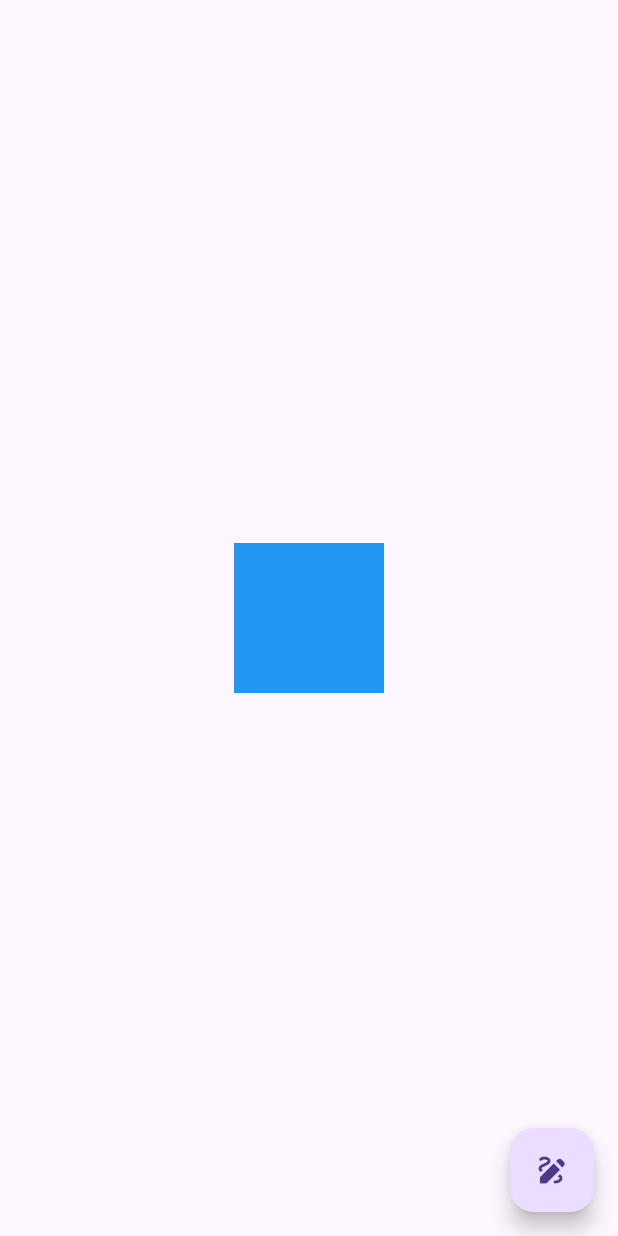
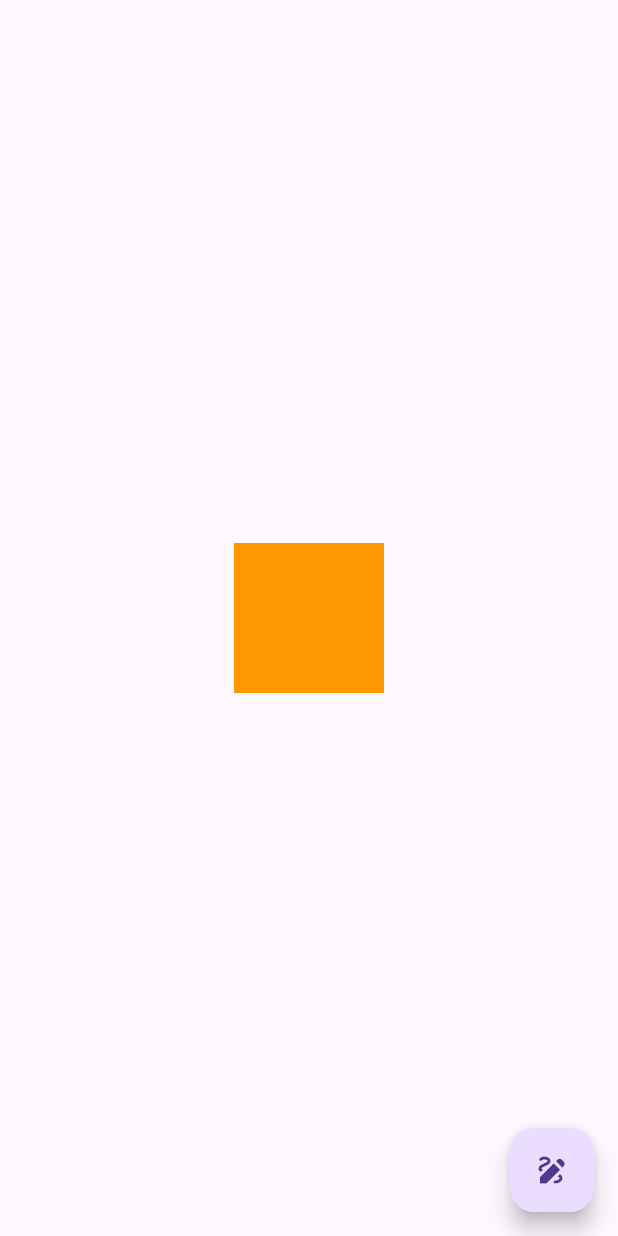
Before and after one commit to ESGI-5AL2/5AL2_2024_2025, a Flutter app: the screen it shows after launch, after a tap on the "draw" icon, on a phone screen of 412 x 824 dp. Run offline on Flutter 3.47's test engine with Material 3 defaults, Android fonts, the light colour scheme and no system bars.

Commit message:
Add exercise b correction

```diff
--- a/lib/exercises/exercise_b.dart
+++ b/lib/exercises/exercise_b.dart
@@ -1,32 +1,52 @@
 import 'package:flutter/material.dart';
 
-class ExerciseB extends StatelessWidget {
+class ExerciseB extends StatefulWidget {
   const ExerciseB({super.key});
+
+  @override
+  State<ExerciseB> createState() => _ExerciseBState();
+}
+
+class _ExerciseBState extends State<ExerciseB> {
+  bool _selected = false;
 
   @override
   Widget build(BuildContext context) {
     return Scaffold(
       body: Center(
-        child: SquareButton(),
+        child: SquareButton(
+          color: _selected ? Colors.orange : Colors.blue,
+        ),
       ),
       floatingActionButton: FloatingActionButton(
-        child: Icon(Icons.draw),
-        onPressed: () {},
+        onPressed: _onTap,
+        child: const Icon(Icons.draw),
       ),
     );
+  }
+
+  void _onTap() {
+    setState(() {
+      _selected = !_selected;
+    });
   }
 }
 
 class SquareButton extends StatelessWidget {
-  const SquareButton({super.key});
+  const SquareButton({
+    super.key,
+    this.color = Colors.blue,
+  });
+
+  final Color color;
 
   @override
   Widget build(BuildContext context) {
     return Container(
       height: 100,
       width: 100,
-      decoration: const BoxDecoration(
-        color: Colors.blue,
+      decoration: BoxDecoration(
+        color: color,
       ),
     );
   }
```
